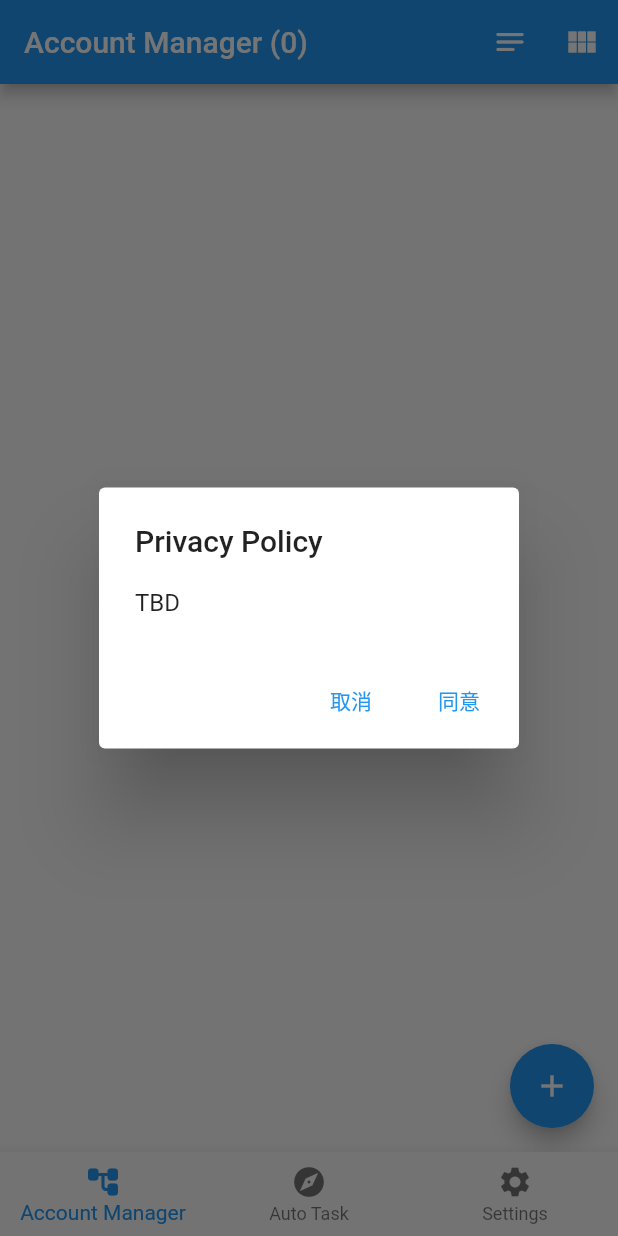
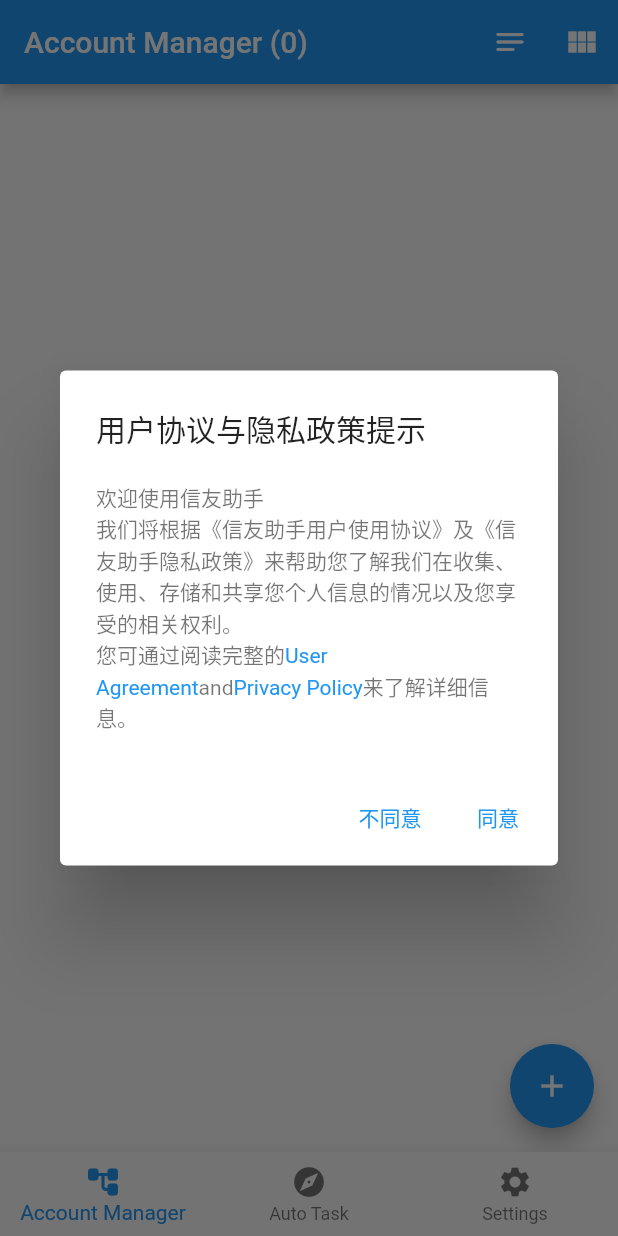
Before and after one commit to xiaominglui/xyj-demo, a Flutter app: the screen it shows after launch, on a phone screen of 412 x 824 dp. Run offline on Flutter 3.47's test engine with Material 2 defaults, Android fonts, the phone set to English and light mode, and no system bars; our stand-ins replace file_picker, flutter_svg, fluttertoast, package_info_plus, permission_handler, shared_preferences and 3 more; missing offline and left inert: appcenter_bundle, authing_sdk, webview_flutter_android, webview_flutter_wkwebview; accounts and stored records are empty.

Commit message:
add policy confirm dialog framework

```diff
--- a/lib/l10n/l10n.dart
+++ b/lib/l10n/l10n.dart
@@ -84,6 +84,11 @@ class AppLocalizations {
       'userAgreement': 'User Agreement',
       'privacyPolicyPrefix': "I've read and agree to the",
       'privacyPolicySuffix': '. An unregistered mobile number that has passed verification will automatically register and create an account',
+      'welcomeDialogPrefix': '欢迎使用信友助手\n我们将根据《信友助手用户使用协议》及《信友助手隐私政策》来帮助您了解我们在收集、使用、存储和共享您个人信息的情况以及您享受的相关权利。\n您可通过阅读完整的',
+      'welcomeDialogSuffix': '来了解详细信息。',
+      'welcomeDialogTitle': '用户协议与隐私政策提示',
+      'welcomeDialogNegativeButton': '不同意',
+      'welcomeDialogPositiveButton': '同意',
       'feedbackToast': 'Please contact the customer service "jeff-studio" on Wechat to provide feedback or for consultations',
     },
     'zh': {
@@ -160,6 +165,11 @@ class AppLocalizations {
       'userAgreement': '《用户协议》',
       'privacyPolicyPrefix': '我已阅读并同意',
       'privacyPolicySuffix': '，未注册的手机号验证成功后将自动注册创建帐号',
+      'welcomeDialogPrefix': '欢迎使用信友助手\n我们将根据《信友助手用户使用协议》及《信友助手隐私政策》来帮助您了解我们在收集、使用、存储和共享您个人信息的情况以及您享受的相关权利。\n您可通过阅读完整的',
+      'welcomeDialogSuffix': '来了解详细信息。',
+      'welcomeDialogTitle': '用户协议与隐私政策提示',
+      'welcomeDialogNegativeButton': '不同意',
+      'welcomeDialogPositiveButton': '同意并继续',
       'feedbackToast': '请微信联系客服"jeff-studio"反馈或咨询',
     },
   };
@@ -462,4 +472,24 @@ class AppLocalizations {
   String get feedbackToast {
     return _localizedValues[locale.languageCode]!['feedbackToast']!;
   }
+
+  String get welcomeDialogPrefix {
+    return _localizedValues[locale.languageCode]!['welcomeDialogPrefix']!;
+  }
+
+  String get welcomeDialogSuffix {
+    return _localizedValues[locale.languageCode]!['welcomeDialogSuffix']!;
+  }
+
+  String get welcomeDialogTitle {
+    return _localizedValues[locale.languageCode]!['welcomeDialogTitle']!;
+  }
+
+  String get welcomeDialogNegativeButton {
+    return _localizedValues[locale.languageCode]!['welcomeDialogNegativeButton']!;
+  }
+
+  String get welcomeDialogPositiveButton {
+    return _localizedValues[locale.languageCode]!['welcomeDialogPositiveButton']!;
+  }
 }
```
Also changed, not shown: lib/app.dart (+29 -7 lines).
